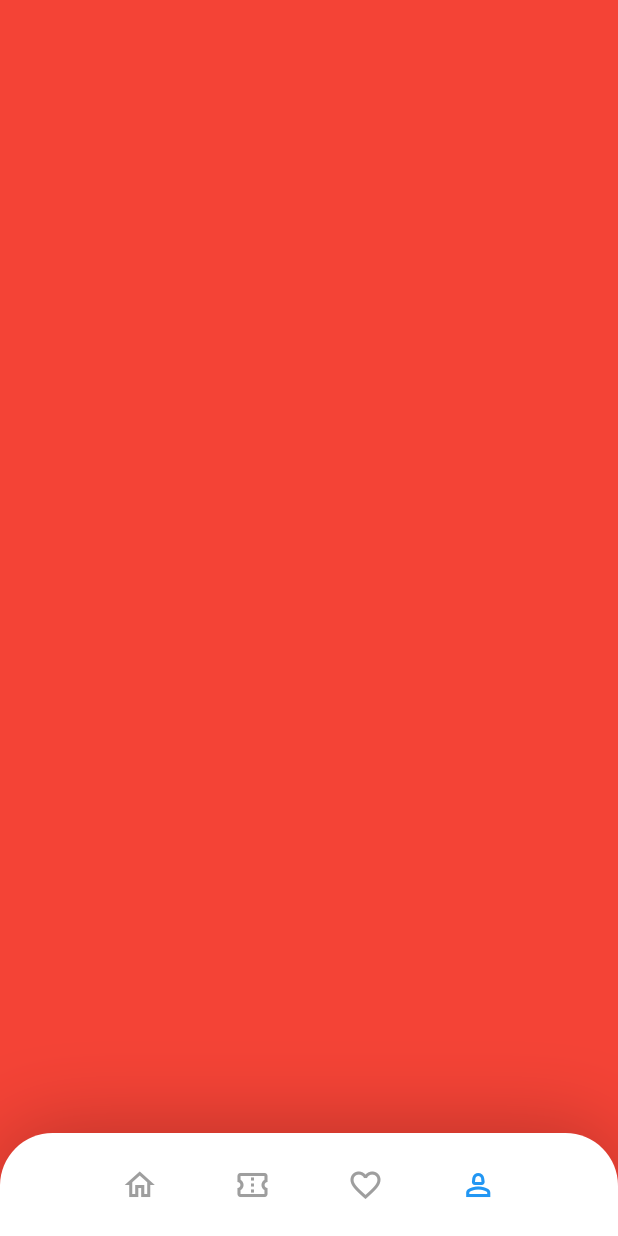
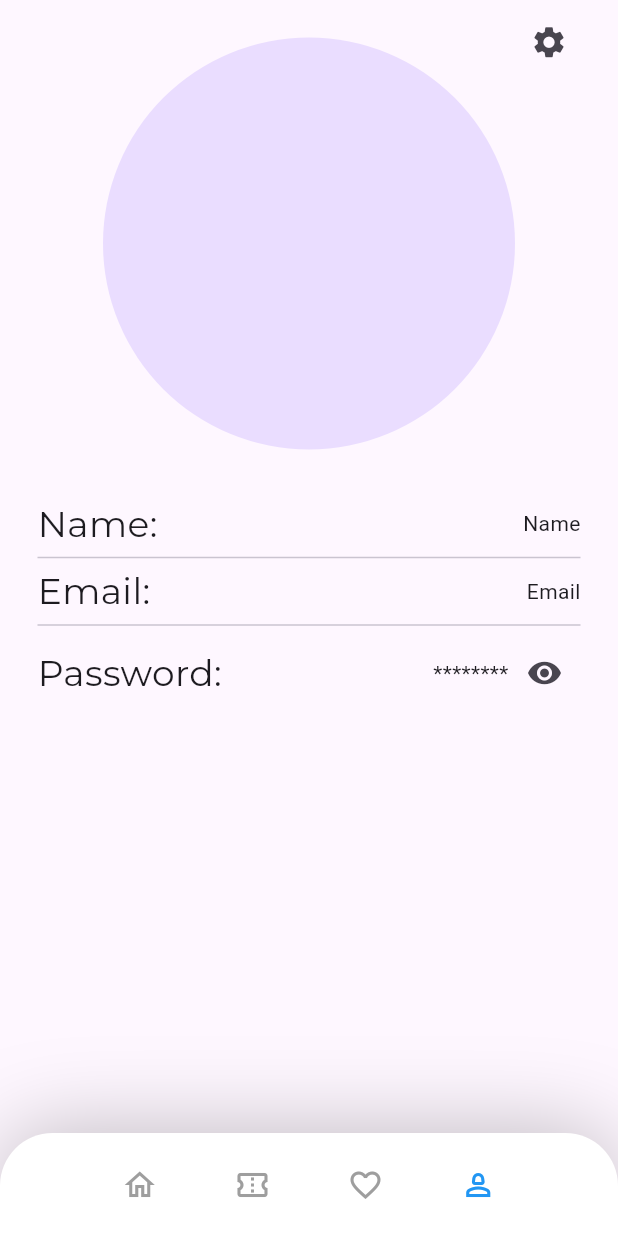
Before and after one commit to ArtosAPI/Travelling, a Flutter app: the screen it shows after launch, item 4 of the bottom bar chosen, on a phone screen of 412 x 824 dp. Run offline on Flutter 3.47's test engine with Material 3 defaults, Android fonts, the phone set to English and light mode, and no system bars; our stand-ins replace cloud_firestore, firebase_auth, firebase_core, go_router, google_fonts; accounts and stored records are empty; network calls fail; Roboto replaces fonts that are missing (Circular); project files that could hold a hidden picture were left out.

Commit message:
Added favourite location save to firebase

```diff
--- /dev/null
+++ b/lib/firebase_cruds.dart
@@ -0,0 +1,67 @@
+import 'package:cloud_firestore/cloud_firestore.dart';
+import 'package:firebase_auth/firebase_auth.dart';
+import 'package:firebase_core/firebase_core.dart';
+
+class MyUser {
+  MyUser._(this.name, this.email, this.password, this.likedCards);
+  static late final MyUser ins;
+  String name, email, password;
+  List<dynamic> likedCards;
+  static late String id;
+
+  static void init() async {
+    final creds = await FirebaseAuth.instance.signInWithEmailAndPassword(
+        email: 'ptektov@gmail.com', password: 'pavel1');
+    id = await getUserId(creds.user!.email!);
+    final user =
+        await FirebaseFirestore.instance.collection('Users').doc(id).get();
+
+    ins = MyUser._(
+      user.data()!['name'],
+      user.data()!['email'],
+      user.data()!['password'],
+      user.data()!['likedCards'],
+    );
+  }
+
+  void updateLikedCards(List<dynamic> likedCards) {
+    this.likedCards = likedCards;
+  }
+}
+
+void createUser(MyUser user) {
+  FirebaseFirestore.instance.collection('Users').add({
+    'name': user.name,
+    'email': user.email,
+    'password': user.password,
+    'likedCards': user.likedCards
+  });
+}
+
+void updateLikedCards(List<dynamic> likedCards) async {
+  final updatedUser =
+      await FirebaseFirestore.instance.collection('Users').doc(MyUser.id).get();
+
+  final updatedLikedCards = updatedUser.data();
+  MyUser.ins.updateLikedCards(likedCards);
+  updatedLikedCards!['likedCards'] = MyUser.ins.likedCards;
+  print(updatedLikedCards!['likedCards']);
+
+  await FirebaseFirestore.instance
+      .collection('Users')
+      .doc(MyUser.id)
+      .set(updatedLikedCards);
+}
+
+Future<String> getUserId(String email) async {
+  final snaps = FirebaseFirestore.instance.collection('Users').snapshots();
+
+  await for (final a in snaps) {
+    for (final b in a.docs) {
+      if (b['email'] == email) {
+        return b.id;
+      }
+    }
+  }
+  return 'none';
+}
--- a/lib/main.dart
+++ b/lib/main.dart
@@ -1,6 +1,8 @@
+import 'package:firebase_auth/firebase_auth.dart';
 import 'package:firebase_core/firebase_core.dart';
 import 'package:flutter/material.dart';
 import 'package:go_router/go_router.dart';
+import 'package:travelling/firebase_cruds.dart';
 import 'package:travelling/firebase_options.dart';
 import 'package:travelling/views/pages/main_screen.dart';
 import 'views/pages/splash_screen.dart';
@@ -11,6 +13,7 @@ void main() async {
   await Firebase.initializeApp(
     options: DefaultFirebaseOptions.currentPlatform,
   );
+  MyUser.init();
 
   runApp(const MyApp());
 }
--- a/lib/models/location_card_model.dart
+++ b/lib/models/location_card_model.dart
@@ -9,9 +9,8 @@ class LocationCardsModel extends ChangeNotifier {
     notifyListeners();
   }
 
-  get allLikedLocations {
-    locations.where((element) => element.liked).toList();
-  }
+  List<LocationCardModel> get allLikedLocations =>
+      locations.where((element) => element.liked).toList();
 }
 
 class LocationCardModel {
--- a/lib/views/pages/main_screen.dart
+++ b/lib/views/pages/main_screen.dart
@@ -1,9 +1,11 @@
+import 'package:firebase_auth/firebase_auth.dart';
 import 'package:flutter/material.dart';
 import 'package:provider/provider.dart';
 import 'package:travelling/models/location_card_model.dart';
 import 'package:travelling/models/nav_bar_model.dart';
 import 'package:travelling/views/widgets/main_screen/favourites_tab.dart';
 import 'package:travelling/views/widgets/main_screen/main_screen_barrel.dart';
+import 'package:travelling/views/widgets/main_screen/profile_tab.dart';
 
 class MainScreen extends StatelessWidget {
   const MainScreen({super.key});
@@ -17,7 +19,7 @@ class MainScreen extends StatelessWidget {
       case 2:
         return const FavouritesTab();
       case 3:
-        return Container(color: Colors.red);
+        return ProfileTab();
       default:
         return const HomeTab();
     }
@@ -33,6 +35,7 @@ class MainScreen extends StatelessWidget {
       child: Consumer(
         builder: (context, NavigationBarModel navBar, child) => Scaffold(
           extendBody: true,
+          extendBodyBehindAppBar: true,
           bottomNavigationBar: BottomNavBar(
             navBarModel: navBar,
           ),
--- a/lib/views/widgets/main_screen/home_tab.dart
+++ b/lib/views/widgets/main_screen/home_tab.dart
@@ -1,6 +1,6 @@
 import 'package:flutter/material.dart';
 import 'package:travelling/utils/texts.dart';
-import 'package:travelling/views/widgets/home_tab_widgets/home_tab_barrel.dart';
+import 'package:travelling/views/widgets/tabs/home_tab_widgets/home_tab_barrel.dart';
 
 class HomeTab extends StatelessWidget {
   const HomeTab({super.key});
--- /dev/null
+++ b/lib/views/widgets/main_screen/profile_tab.dart
@@ -0,0 +1,93 @@
+import 'package:flutter/material.dart';
+import 'package:flutter/services.dart';
+import 'package:travelling/utils/texts.dart';
+
+class ProfileTab extends StatelessWidget {
+  ProfileTab({super.key});
+  bool obscuredText = true;
+
+  @override
+  Widget build(BuildContext context) {
+    final width = MediaQuery.of(context).size.width;
+
+    return Scaffold(
+      extendBody: true,
+      extendBodyBehindAppBar: true,
+      appBar: AppBar(
+        backgroundColor: Colors.transparent,
+        elevation: 0,
+        actions: [
+          IconButton(
+              onPressed: () {},
+              icon: const Icon(
+                Icons.settings,
+                size: 25,
+              )),
+          const SizedBox(
+            width: 22,
+          )
+        ],
+      ),
+      body: ListView(
+        padding: EdgeInsets.all(25),
+        children: [
+          CircleAvatar(
+            maxRadius: width / 3,
+          ),
+          SizedBox(height: 35),
+          Row(
+            children: [
+              Text(
+                'Name: ',
+                style: Texts.instance.textStyle1.copyWith(height: 0),
+              ),
+              const Spacer(),
+              Text('Name', style: Texts.instance.textStyle2.copyWith(height: 0))
+            ],
+          ),
+          Divider(),
+          Row(
+            children: [
+              Text(
+                'Email: ',
+                style: Texts.instance.textStyle1.copyWith(height: 0),
+              ),
+              const Spacer(),
+              Text('Email',
+                  style: Texts.instance.textStyle2.copyWith(height: 0))
+            ],
+          ),
+          Divider(),
+          Row(
+            children: [
+              Text(
+                'Password: ',
+                style: Texts.instance.textStyle1.copyWith(height: 0),
+              ),
+              const Spacer(),
+              Text(obscuredText ? '********' : 'Password',
+                  style: Texts.instance.textStyle2.copyWith(height: 0)),
+              IconButton(
+                  onPressed: () {},
+                  icon: const Icon(
+                    Icons.remove_red_eye,
+                    opticalSize: 20,
+                  )),
+            ],
+          ),
+        ],
+      ),
+    );
+  }
+}
+
+class InfoTile extends StatelessWidget {
+  const InfoTile({super.key});
+
+  @override
+  Widget build(BuildContext context) {
+    return Container(
+      foregroundDecoration: MagnifierDecoration(),
+    );
+  }
+}
--- a/lib/views/widgets/home_tab_widgets/choose_location.dart
+++ b/lib/views/widgets/tabs/home_tab_widgets/choose_location.dart
@@ -1,5 +1,5 @@
 import 'package:flutter/material.dart';
-import '../../../utils/texts.dart';
+import '../../../../utils/texts.dart';
 
 class ChooseLocation extends StatefulWidget {
   const ChooseLocation({
--- a/lib/views/widgets/home_tab_widgets/enjoy_things.dart
+++ b/lib/views/widgets/tabs/home_tab_widgets/enjoy_things.dart
@@ -1,5 +1,5 @@
 import 'package:flutter/material.dart';
-import '../../../utils/texts.dart';
+import '../../../../utils/texts.dart';
 
 class EnjoyThings extends StatefulWidget {
   const EnjoyThings({super.key});
--- a/pubspec.yaml
+++ b/pubspec.yaml
@@ -9,11 +9,13 @@ environment:
 dependencies:
   flutter:
     sdk: flutter
-  cupertino_icons: ^1.0.6
   google_fonts: ^6.2.1
   go_router: ^13.2.4
   provider: ^6.1.2
   firebase_core: ^2.30.0
+  cloud_firestore: ^4.17.1
+  firebase_cloud_messaging_flutter: ^1.0.6
+  firebase_auth: ^4.19.3
 
 dev_dependencies:
   flutter_test:
```
Also changed, not shown: lib/views/widgets/tabs/home_tab_widgets/location_carousel.dart (renamed from lib/views/widgets/home_tab_widgets/location_carousel.dart, +13 -3 lines), lib/firebase_auth.dart (added), lib/views/widgets/tabs/home_tab_widgets/home_tab_barrel.dart (renamed from lib/views/widgets/home_tab_widgets/home_tab_barrel.dart), lib/views/widgets/tabs/home_tab_widgets/location_description.dart (renamed from lib/views/widgets/home_tab_widgets/location_description.dart), lib/views/widgets/tabs/home_tab_widgets/search_field.dart (renamed from lib/views/widgets/home_tab_widgets/search_field.dart), pubspec.lock, 4 other files.
